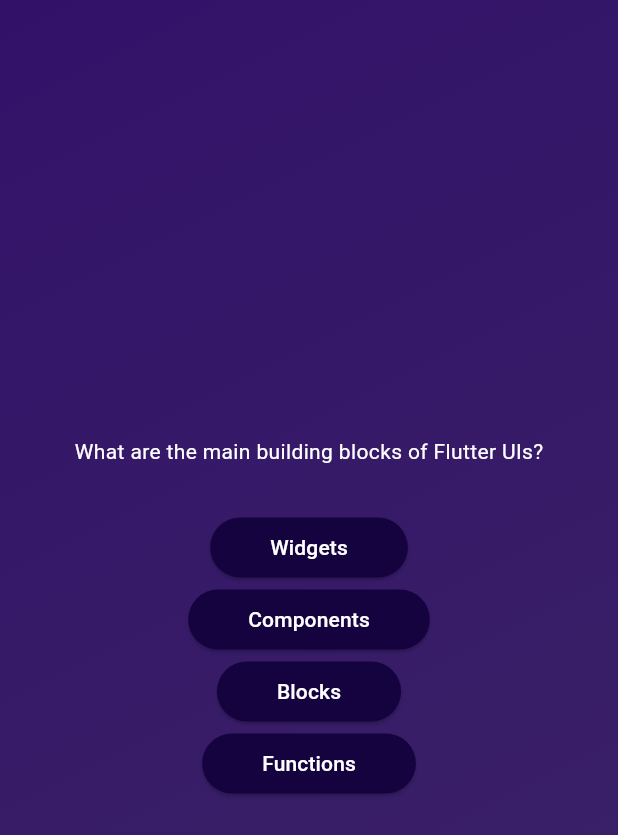
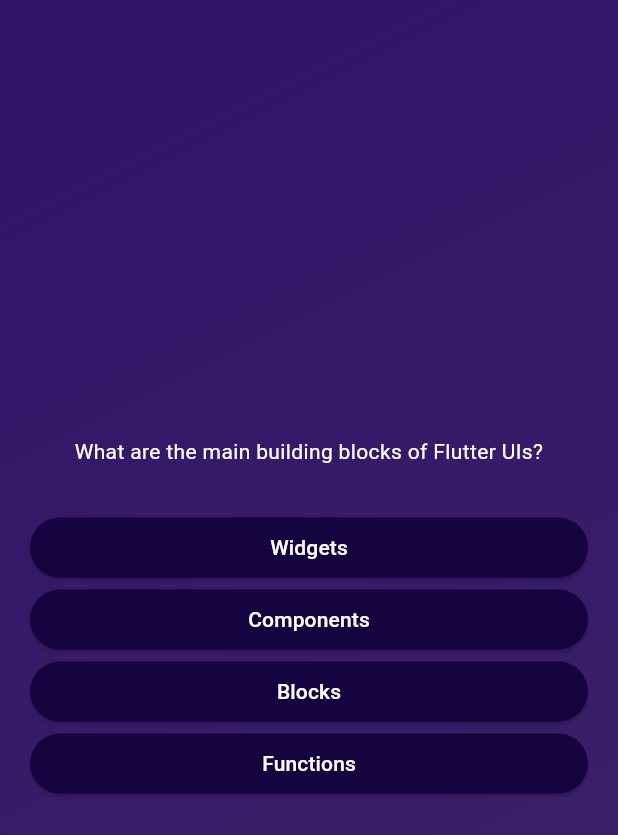
Before and after one commit to far1h/quiz_app, a Flutter app: the screen it shows after launch, after a tap on "Start Quiz", on a phone screen of 412 x 824 dp. Shown: the top 835 px of the screen. Run offline on Flutter 3.47's test engine with Material 3 defaults, Android fonts, the phone set to English and light mode, and no system bars.

Commit message:
Add Alignment, Margin & Padding

```diff
--- a/lib/questions_screen.dart
+++ b/lib/questions_screen.dart
@@ -17,14 +17,18 @@ class _QuestionsScreenState extends State<QuestionsScreen> {
     final currentQuestion = questions[0];
     return SizedBox(
       width: double.infinity,
+      child: Container(
+        margin: EdgeInsets.all(20),
         child: Column(
           mainAxisAlignment: MainAxisAlignment.center,
+          crossAxisAlignment: CrossAxisAlignment.stretch,
           children: [
             Text(
               currentQuestion.text,
               style: const TextStyle(
                 color: Colors.white,
               ),
+              textAlign: TextAlign.center,
             ),
             const SizedBox(
               height: 30,
@@ -34,6 +38,7 @@ class _QuestionsScreenState extends State<QuestionsScreen> {
             }),
           ],
         ),
+      ),
     );
   }
 }
```
Lines whose indentation alone changed are shown as unchanged.
